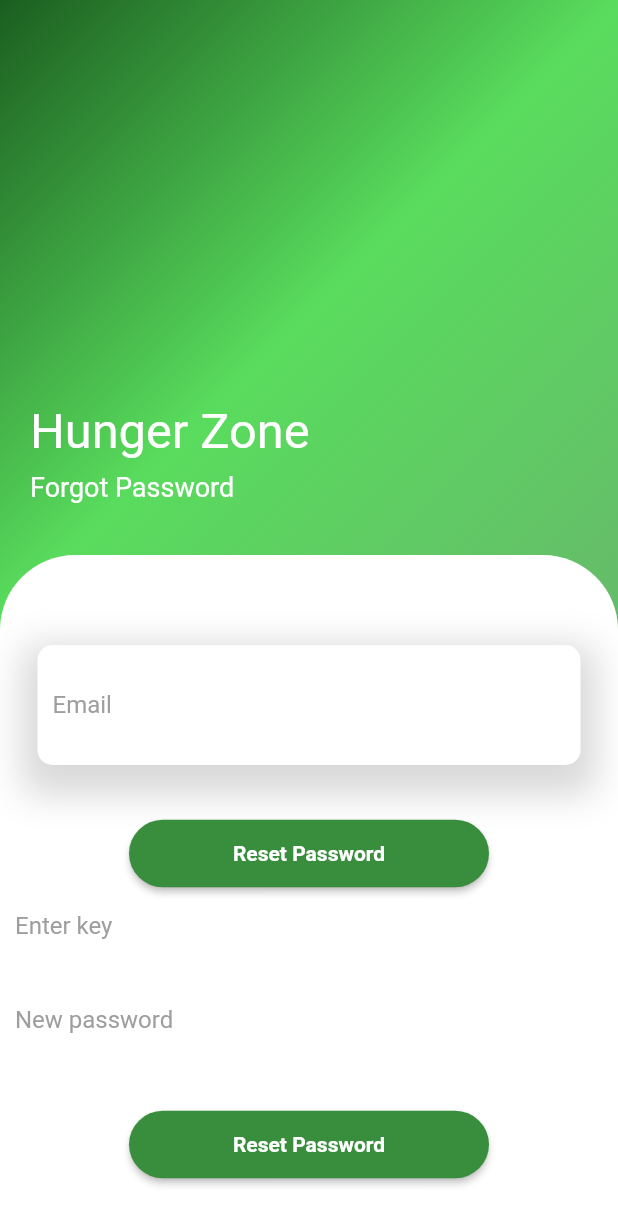
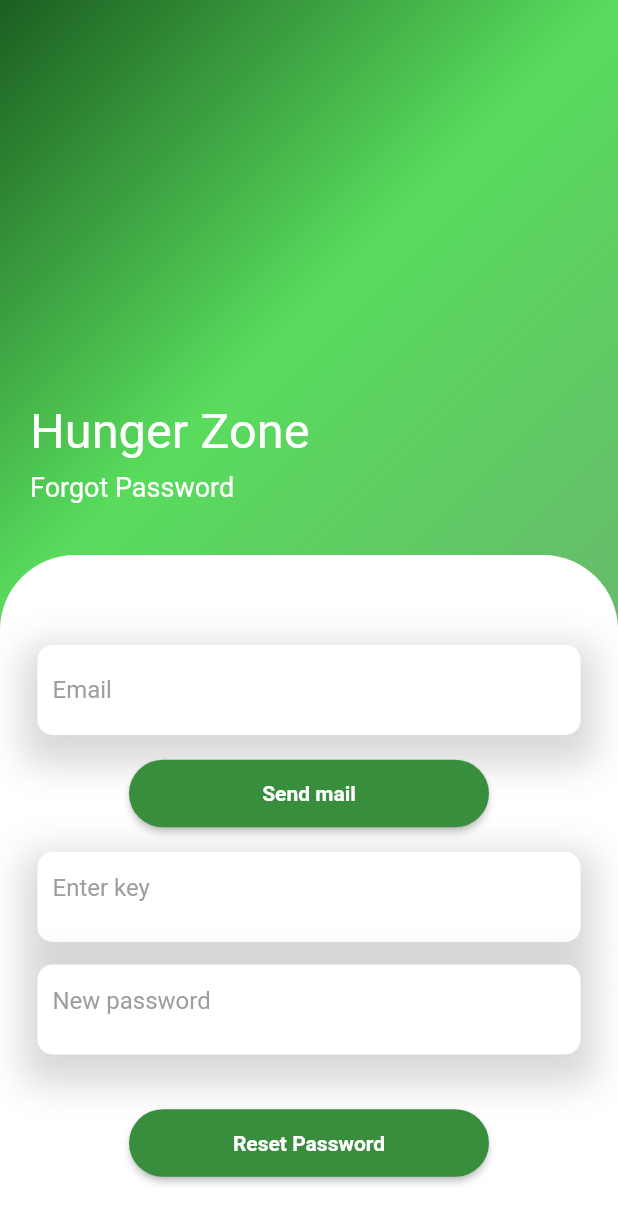
Before and after one commit to INTERNS-LXI-TECHNOLOGIES/HungryZoneClient, a Flutter app: the ForgotPasswordScreen screen opened directly, on a phone screen of 412 x 824 dp. Shown: the top 1225 px of the screen. Run offline on Flutter 3.47's test engine with Material 2 defaults, Android fonts, the phone set to English and light mode, and no system bars; our stand-ins replace bloc, built_collection, built_value, dio, equatable, flutter_bloc and 6 more; missing offline and left inert: curved_drawer_fork; accounts and stored records are empty.

Commit message:
forgot password finish

```diff
--- a/lib/presentation/screens/forgot_password_screen.dart
+++ b/lib/presentation/screens/forgot_password_screen.dart
@@ -115,7 +115,7 @@ class ForgotPasswordScreen extends StatelessWidget {
                           /// Text Fields
                           Container(
                             margin: const EdgeInsets.symmetric(horizontal: 25),
-                            height: 80,
+                            height: 60,
                             width: MediaQuery.of(context).size.width,
                             decoration: BoxDecoration(
                                 color: Colors.white,
@@ -156,9 +156,9 @@ class ForgotPasswordScreen extends StatelessWidget {
                               ],
                             ),
                           ),
-                          const SizedBox(height: 35),
+                          const SizedBox(height: 15),
 
-                          /// LOGIN BUTTON
+                          /// send maiil button
                           MaterialButton(
                             onPressed: () {
                               bool isValidate =
@@ -176,14 +176,29 @@ class ForgotPasswordScreen extends StatelessWidget {
                             color: Colors.green.shade700,
                             shape: const StadiumBorder(),
                             child: const Text(
-                              'Reset Password',
+                              'Send mail',
                               style: TextStyle(
                                   fontSize: 14, fontWeight: FontWeight.bold),
                             ),
                           ),
+                          const SizedBox(height: 15),
                           //
                           //field for change password key
-                          TextFormField(
+                          Container(
+                            margin: const EdgeInsets.symmetric(horizontal: 25),
+                            height: 60,
+                            width: MediaQuery.of(context).size.width,
+                            decoration: BoxDecoration(
+                                color: Colors.white,
+                                borderRadius: BorderRadius.circular(10),
+                                boxShadow: [
+                                  BoxShadow(
+                                      color: Colors.grey.withOpacity(0.4),
+                                      blurRadius: 20,
+                                      spreadRadius: 10,
+                                      offset: const Offset(0, 10)),
+                                ]),
+                            child: TextFormField(
                               controller: keyController,
                               decoration: const InputDecoration(
                                   contentPadding:
@@ -192,11 +207,26 @@ class ForgotPasswordScreen extends StatelessWidget {
                                   hintText: "Enter key",
                                   hintStyle: TextStyle(color: Colors.grey)),
                             ),
+                          ),
 
                           const SizedBox(
                             height: 15,
                           ),
-                          TextFormField(
+                          Container(
+                            margin: const EdgeInsets.symmetric(horizontal: 25),
+                            height: 60,
+                            width: MediaQuery.of(context).size.width,
+                            decoration: BoxDecoration(
+                                color: Colors.white,
+                                borderRadius: BorderRadius.circular(10),
+                                boxShadow: [
+                                  BoxShadow(
+                                      color: Colors.grey.withOpacity(0.4),
+                                      blurRadius: 20,
+                                      spreadRadius: 10,
+                                      offset: const Offset(0, 10)),
+                                ]),
+                            child: TextFormField(
                               controller: newPasswordController,
                               decoration: const InputDecoration(
                                   contentPadding:
@@ -204,6 +234,7 @@ class ForgotPasswordScreen extends StatelessWidget {
                                   border: InputBorder.none,
                                   hintText: "New password",
                                   hintStyle: TextStyle(color: Colors.grey)),
+                            ),
                           ),
                           const SizedBox(
                             height: 35,
```
Lines whose indentation alone changed are shown as unchanged.
